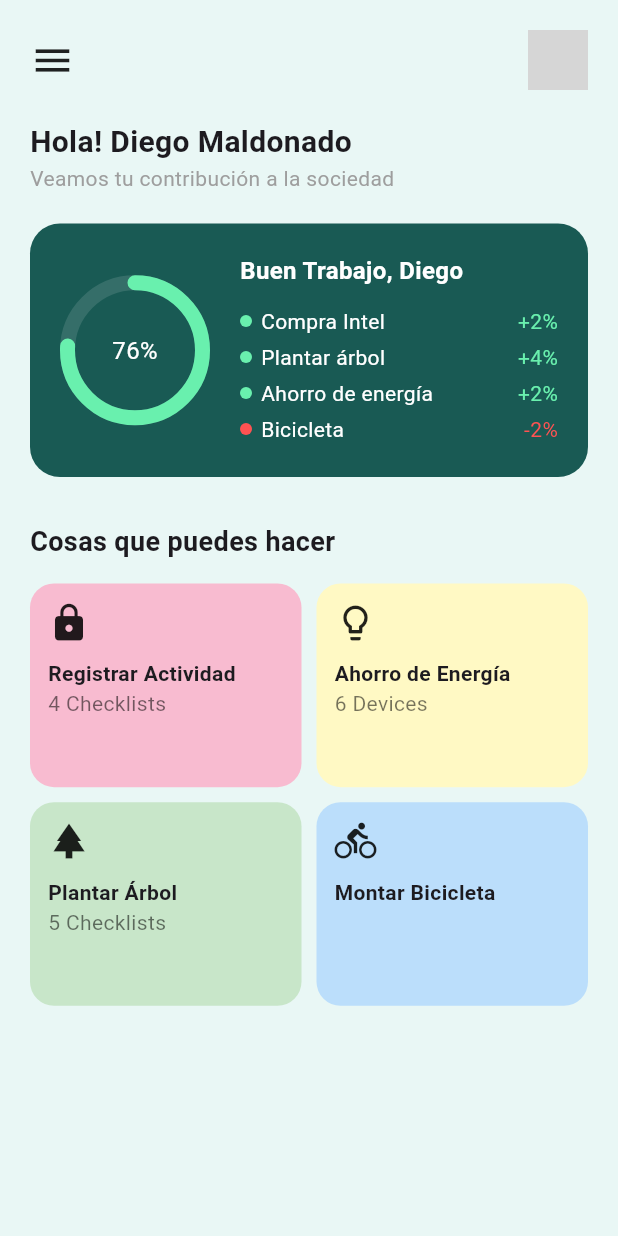
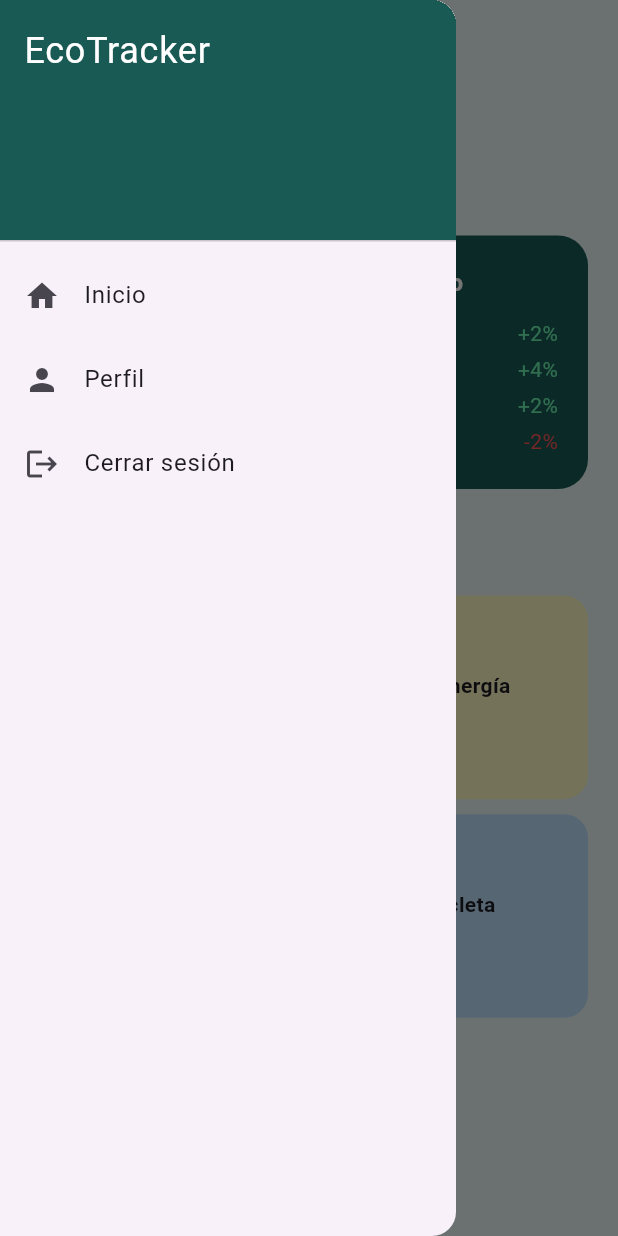
Before and after one commit to dialejo/Ecotracker, a Flutter app: the DashboardScreen screen opened by its route, with the side drawer open (before the commit the screen has no drawer), on a phone screen of 412 x 824 dp. Run offline on Flutter 3.47's test engine with Material 3 defaults, Android fonts, the phone set to English and light mode, and no system bars; drawn by our look-alikes of percent_indicator; our stand-ins replace fl_chart; grey boxes are pictures that could not be loaded.

Commit message:
Menu desplegable funcional

```diff
--- /dev/null
+++ b/ecotracker/lib/screens/app_drawer.dart
@@ -0,0 +1,46 @@
+import 'package:flutter/material.dart';
+
+
+
+class AppDrawer extends StatelessWidget {
+  const AppDrawer({super.key});
+
+  @override
+  Widget build(BuildContext context) {
+    return Drawer(
+      child: ListView(
+        padding: EdgeInsets.zero,
+        children: [
+          const DrawerHeader(
+            decoration: BoxDecoration(color: Color(0xFF195A54)),
+            child: Text(
+              'EcoTracker',
+              style: TextStyle(color: Colors.white, fontSize: 24),
+            ),
+          ),
+          ListTile(
+            leading: const Icon(Icons.home),
+            title: const Text('Inicio'),
+            onTap: () {
+              Navigator.pushNamed(context, '/dashboard');
+            },
+          ),
+          ListTile(
+            leading: const Icon(Icons.person),
+            title: const Text('Perfil'),
+            onTap: () {
+              Navigator.pushNamed(context, '/dashboard');
+            },
+          ),
+          ListTile(
+            leading: const Icon(Icons.logout),
+            title: const Text('Cerrar sesión'),
+            onTap: () {
+              Navigator.pushNamed(context, '/home');
+            },
+          ),
+        ],
+      ),
+    );
+  }
+}
--- a/ecotracker/lib/screens/dashboard.dart
+++ b/ecotracker/lib/screens/dashboard.dart
@@ -1,5 +1,6 @@
 import 'package:flutter/material.dart';
 import 'package:percent_indicator/percent_indicator.dart';
+import 'app_drawer.dart';
 
 class DashboardScreen extends StatelessWidget {
   const DashboardScreen({super.key});
@@ -8,13 +9,15 @@ class DashboardScreen extends StatelessWidget {
   Widget build(BuildContext context) {
     return Scaffold(
       backgroundColor: const Color(0xFFE9F7F5),
-      body: SafeArea(
+      drawer: const AppDrawer(), // aquí añadimos el drawer
+      body: Builder( // para que el context funcione dentro de _buildTopBar
+        builder: (context) => SafeArea(
           child: SingleChildScrollView(
             padding: const EdgeInsets.all(20),
             child: Column(
               crossAxisAlignment: CrossAxisAlignment.start,
               children: [
-              _buildTopBar(),
+                _buildTopBar(context),
                 const SizedBox(height: 20),
                 _buildGreeting(),
                 const SizedBox(height: 20),
@@ -30,23 +33,19 @@ class DashboardScreen extends StatelessWidget {
             ),
           ),
         ),
+      ),
     );
   }
 
-  Widget _buildTopBar() {
-    return Row(
-      mainAxisAlignment: MainAxisAlignment.spaceBetween,
-      children: [
-        const Icon(Icons.menu, size: 30),
-        CircleAvatar(
-          radius: 20,
-          backgroundImage: AssetImage(
-            'assets/user.png',
-          ), // Usa NetworkImage o placeholder si quieres
-        ),
-      ],
+  Widget _buildTopBar(BuildContext context) {
+    return IconButton(
+      icon: const Icon(Icons.menu, size: 30),
+      onPressed: () {
+        Scaffold.of(context).openDrawer();
+      },
     );
   }
+
 
   Widget _buildGreeting() {
     return const Column(
```
Also changed, not shown: ecotracker/lib/screens/activity_screen.dart (+11 -0 lines), ecotracker/lib/screens/energy_savings_screen.dart (+11 -0 lines). Lines whose indentation alone changed are shown as unchanged.
